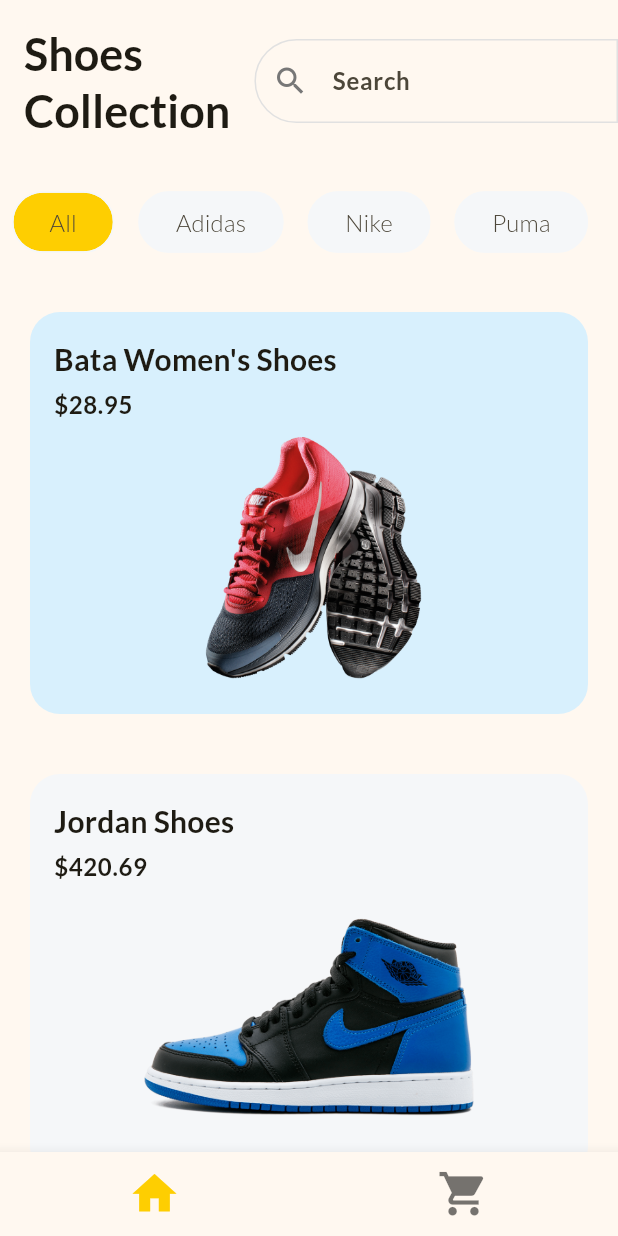
After one commit to harshRishi/Shopping-App---flutter, a Flutter app: the screen it shows after launch, on a phone screen of 412 x 824 dp. The commit adds this screen. Run offline on Flutter 3.47's test engine with Material 3 defaults, Android fonts, the phone set to English and light mode, and no system bars.

Commit message:
Separated ProductList page + bottom Navigation Bar is added

```diff
--- a/lib/home_page.dart
+++ b/lib/home_page.dart
@@ -1,7 +1,6 @@
 import 'package:flutter/material.dart';
-import 'package:shop_app_flutter/global_varaible.dart';
-import 'package:shop_app_flutter/product_cards.dart';
-import 'package:shop_app_flutter/product_details_page.dart';
+import 'package:shop_app_flutter/cart_page.dart';
+import 'package:shop_app_flutter/products_list.dart';
 
 class HomePage extends StatefulWidget {
   const HomePage({super.key});
@@ -11,118 +10,30 @@ class HomePage extends StatefulWidget {
 }
 
 class _HomePageState extends State<HomePage> {
-  final List<String> filters = const ['All', 'Adidas', 'Nike', 'Puma'];
-  late String selectedFilter;
-
-  @override
-  void initState() {
-    super.initState();
-    selectedFilter = filters[0];
-  }
+  int currentPage = 0;
+  List<Widget> pages = const [ProductsList(), CartPage()];
 
   @override
   Widget build(BuildContext context) {
-    const border = OutlineInputBorder(
-      borderSide: BorderSide(color: Color.fromRGBO(225, 225, 225, 1)),
-      borderRadius: BorderRadius.horizontal(left: Radius.circular(50)),
-    );
-
     return Scaffold(
-        body: SafeArea(
-      child: Column(
-        children: [
-          // Heading
-          Row(children: [
-            Padding(
-              padding: const EdgeInsets.all(16.0),
-              child: Text(
-                "Shoes\nCollection",
-                style: Theme.of(context).textTheme.titleLarge,
-              ),
-            ),
-            const Expanded(
-              child: TextField(
-                decoration: InputDecoration(
-                  hintText: "Search",
-                  prefixIcon: Icon(Icons.search),
-                  border: border,
-                  enabledBorder: border,
-                  focusedBorder: border,
-                ),
-              ),
-            )
-          ]),
-
-          // Filters
-          SizedBox(
-            height: 80,
-            child: ListView.builder(
-              scrollDirection: Axis.horizontal,
-              itemCount: filters.length,
-              itemBuilder: (context, index) {
-                final filter = filters[index];
-                return Padding(
-                  padding: const EdgeInsets.symmetric(horizontal: 8.0),
-                  child: GestureDetector(
-                    onTap: () {
-                      setState(() {
-                        selectedFilter = filter;
-                      });
-                    },
-                    child: Chip(
-                        padding: const EdgeInsets.symmetric(
-                            horizontal: 16, vertical: 8.0),
-                        backgroundColor: selectedFilter == filter
-                            ? Theme.of(context)
-                                .colorScheme
-                                .primary // gettting it from seed's primary color using inheritance
-                            : const Color.fromRGBO(245, 247, 249, 1),
-                        side: const BorderSide(
-                          color: Color.fromRGBO(245, 247, 249, 1),
-                        ),
-                        shape: RoundedRectangleBorder(
-                            borderRadius: BorderRadius.circular(30)),
-                        label: Text(
-                          filter,
-                          style: const TextStyle(fontSize: 16),
-                        )),
-                  ),
-                );
-              },
-            ),
-          ),
-
-          // Products
-          Expanded(
-            child: ListView.builder(
-                itemCount: products.length,
-                itemBuilder: (context, index) {
-                  final product = products[index];
-                  return GestureDetector(
-                    onTap: () {
-                      // Works similar to router in next
-                      Navigator.of(context).push(
-                        // Here MaterialPageRoute is use for android transition from one route to another
-                        MaterialPageRoute(
-                          builder: (context) {
-                            return ProductDetailsPage(product: products[index]);
-                          },
-                        ),
-                      );
-                    },
-                    child: ProductCard(
-                      title: product['title'] as String,
-                      price: product['price'] as double,
-                      image: product['imageUrl'] as String,
-                      backgroundColor: index.isEven
-                          ? const Color.fromRGBO(216, 240, 253, 1)
-                          : const Color.fromRGBO(245, 247, 249, 1),
-                    ),
-                  );
-                }),
-          )
+      // IndexedStack maintain the scroll when page is change and also page the page as index chnages
+      // Mean while we can also use body: pages[currentPage] but this won't maintain the scroll here
+      body: IndexedStack(index: currentPage, children: pages),
+      bottomNavigationBar: BottomNavigationBar(
+        currentIndex: currentPage,
+        onTap: (value) {
+          setState(() {
+            currentPage = value;
+          });
+        },
+        iconSize: 35,
+        selectedFontSize: 0,
+        unselectedFontSize: 0,
+        items: const [
+          BottomNavigationBarItem(icon: Icon(Icons.home), label: ''),
+          BottomNavigationBarItem(icon: Icon(Icons.shopping_cart), label: ''),
         ],
       ),
-    ));
+    );
   }
 }
--- /dev/null
+++ b/lib/products_list.dart
@@ -0,0 +1,126 @@
+import 'package:flutter/material.dart';
+import 'package:shop_app_flutter/global_varaible.dart';
+import 'package:shop_app_flutter/product_cards.dart';
+import 'package:shop_app_flutter/product_details_page.dart';
+
+class ProductsList extends StatefulWidget {
+  const ProductsList({super.key});
+
+  @override
+  State<ProductsList> createState() => _ProductsListState();
+}
+
+class _ProductsListState extends State<ProductsList> {
+  final List<String> filters = const ['All', 'Adidas', 'Nike', 'Puma'];
+  late String selectedFilter;
+  @override
+  void initState() {
+    super.initState();
+    selectedFilter = filters[0];
+  }
+
+  @override
+  Widget build(BuildContext context) {
+    const border = OutlineInputBorder(
+      borderSide: BorderSide(color: Color.fromRGBO(225, 225, 225, 1)),
+      borderRadius: BorderRadius.horizontal(left: Radius.circular(50)),
+    );
+
+    return SafeArea(
+      child: Column(
+        children: [
+          // Heading
+          Row(children: [
+            Padding(
+              padding: const EdgeInsets.all(16.0),
+              child: Text(
+                "Shoes\nCollection",
+                style: Theme.of(context).textTheme.titleLarge,
+              ),
+            ),
+            const Expanded(
+              child: TextField(
+                decoration: InputDecoration(
+                  hintText: "Search",
+                  prefixIcon: Icon(Icons.search),
+                  border: border,
+                  enabledBorder: border,
+                  focusedBorder: border,
+                ),
+              ),
+            )
+          ]),
+
+          // Filters
+          SizedBox(
+            height: 80,
+            child: ListView.builder(
+              scrollDirection: Axis.horizontal,
+              itemCount: filters.length,
+              itemBuilder: (context, index) {
+                final filter = filters[index];
+                return Padding(
+                  padding: const EdgeInsets.symmetric(horizontal: 8.0),
+                  child: GestureDetector(
+                    onTap: () {
+                      setState(() {
+                        selectedFilter = filter;
+                      });
+                    },
+                    child: Chip(
+                        padding: const EdgeInsets.symmetric(
+                            horizontal: 16, vertical: 8.0),
+                        backgroundColor: selectedFilter == filter
+                            ? Theme.of(context)
+                                .colorScheme
+                                .primary // gettting it from seed's primary color using inheritance
+                            : const Color.fromRGBO(245, 247, 249, 1),
+                        side: const BorderSide(
+                          color: Color.fromRGBO(245, 247, 249, 1),
+                        ),
+                        shape: RoundedRectangleBorder(
+                            borderRadius: BorderRadius.circular(30)),
+                        label: Text(
+                          filter,
+                          style: const TextStyle(fontSize: 16),
+                        )),
+                  ),
+                );
+              },
+            ),
+          ),
+
+          // Products
+          Expanded(
+            child: ListView.builder(
+                itemCount: products.length,
+                itemBuilder: (context, index) {
+                  final product = products[index];
+                  return GestureDetector(
+                    onTap: () {
+                      // Works similar to router in next
+                      Navigator.of(context).push(
+                        // Here MaterialPageRoute is use for android transition from one route to another
+                        MaterialPageRoute(
+                          builder: (context) {
+                            return ProductDetailsPage(product: products[index]);
+                          },
+                        ),
+                      );
+                    },
+                    child: ProductCard(
+                      title: product['title'] as String,
+                      price: product['price'] as double,
+                      image: product['imageUrl'] as String,
+                      backgroundColor: index.isEven
+                          ? const Color.fromRGBO(216, 240, 253, 1)
+                          : const Color.fromRGBO(245, 247, 249, 1),
+                    ),
+                  );
+                }),
+          ),
+        ],
+      ),
+    );
+  }
+}
```
Also changed, not shown: lib/cart_page.dart (added, +14 -0 lines).
